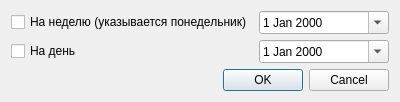
This is src/interface/forms/export_general_timetable.ui in YoukaiCat/TMIS as Qt 5 draws it before an edit. The edited form follows.
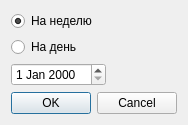
This is the edited form.

```diff
--- a/src/interface/forms/export_general_timetable.ui
+++ b/src/interface/forms/export_general_timetable.ui
@@ -6,8 +6,8 @@
    <rect>
     <x>0</x>
     <y>0</y>
-    <width>400</width>
-    <height>89</height>
+    <width>170</width>
+    <height>115</height>
    </rect>
   </property>
   <property name="windowTitle">
@@ -15,40 +15,49 @@
   </property>
   <layout class="QGridLayout" name="gridLayout_2">
    <item row="0" column="0">
-    <layout class="QGridLayout" name="gridLayout">
-     <item row="0" column="0">
-      <layout class="QGridLayout" name="gridLayout_3">
-       <item row="1" column="0">
-        <widget class="QCheckBox" name="dailyCheckBox">
+    <layout class="QVBoxLayout" name="verticalLayout">
+     <item>
+      <widget class="QRadioButton" name="weeklyRadioButton">
+       <property name="text">
+        <string>На неделю</string>
+       </property>
+       <property name="checked">
+        <bool>true</bool>
+       </property>
+      </widget>
+     </item>
+     <item>
+      <widget class="QRadioButton" name="dailyRadioButton">
          <property name="text">
           <string>На день</string>
          </property>
         </widget>
        </item>
+     <item>
+      <layout class="QGridLayout" name="gridLayout">
        <item row="0" column="0">
-        <widget class="QCheckBox" name="weeklyCheckBox">
-         <property name="text">
-          <string>На неделю (указывается понедельник)</string>
-         </property>
-        </widget>
-       </item>
-       <item row="0" column="1">
-        <widget class="QDateEdit" name="weeklyDateEdit">
-         <property name="calendarPopup">
-          <bool>true</bool>
-         </property>
-        </widget>
-       </item>
-       <item row="1" column="1">
-        <widget class="QDateEdit" name="dailyDateEdit">
-         <property name="calendarPopup">
-          <bool>true</bool>
-         </property>
-        </widget>
+        <layout class="QHBoxLayout" name="horizontalLayout">
+         <item>
+          <widget class="QDateEdit" name="dateDateEdit"/>
+         </item>
+         <item>
+          <spacer name="horizontalSpacer">
+           <property name="orientation">
+            <enum>Qt::Horizontal</enum>
+           </property>
+           <property name="sizeHint" stdset="0">
+            <size>
+             <width>40</width>
+             <height>20</height>
+            </size>
+           </property>
+          </spacer>
        </item>
       </layout>
      </item>
-     <item row="1" column="0">
+      </layout>
+     </item>
+     <item>
       <widget class="QDialogButtonBox" name="exportButtonBox">
        <property name="standardButtons">
         <set>QDialogButtonBox::Cancel|QDialogButtonBox::Ok</set>
```
Lines whose indentation alone changed are shown as unchanged.
